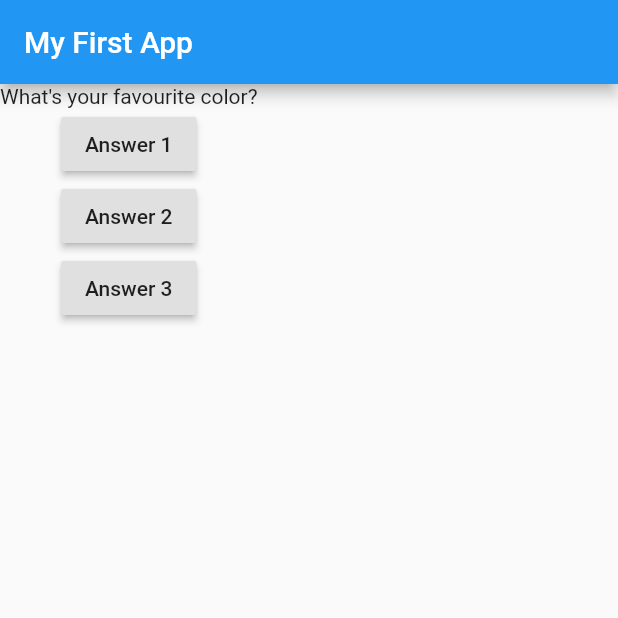
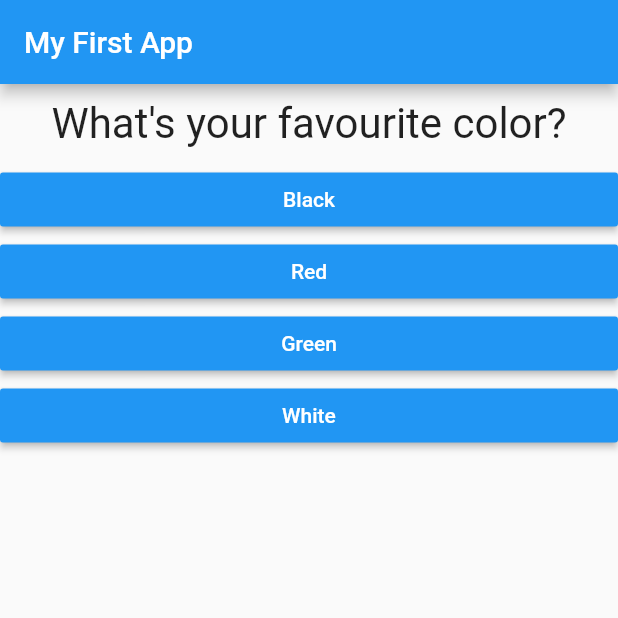
Before and after one commit to felipemotarocha/flutter-quiz-app, a Flutter app: the screen it shows after launch, on a phone screen of 412 x 824 dp, the top half of it. Run offline on Flutter 3.47's test engine with Material 2 defaults, Android fonts, the phone set to English and light mode, and no system bars.

Commit message:
feat: add answer widget

```diff
--- /dev/null
+++ b/lib/answer.dart
@@ -0,0 +1,24 @@
+// ignore_for_file: deprecated_member_use
+
+import 'package:flutter/material.dart';
+
+class Answer extends StatelessWidget {
+  final VoidCallback selectHandler;
+  final String answerText;
+
+  const Answer(this.selectHandler, this.answerText, {Key? key})
+      : super(key: key);
+
+  @override
+  Widget build(BuildContext context) {
+    return Container(
+      width: double.infinity,
+      child: RaisedButton(
+        onPressed: selectHandler,
+        child: Text(answerText),
+        textColor: Colors.white,
+        color: Colors.blue,
+      ),
+    );
+  }
+}
--- a/lib/main.dart
+++ b/lib/main.dart
@@ -1,6 +1,7 @@
 // ignore_for_file: deprecated_member_use
 
 import 'package:flutter/material.dart';
+import 'package:quiz_app/answer.dart';
 
 import 'question.dart';
 
@@ -24,9 +25,19 @@ class MyAppState extends State<MyApp> {
 
   @override
   Widget build(BuildContext context) {
-    final questions = [
-      'What\'s your favourite color?',
-      'What\'s your favourite animal?'
+    const questions = [
+      {
+        'questionText': 'What\'s your favourite color?',
+        'answers': ['Black', 'Red', 'Green', 'White']
+      },
+      {
+        'questionText': 'What\'s your favourite animal?',
+        'answers': ['Rabbit', 'Snake', 'Elephant', 'Lion']
+      },
+      {
+        'questionText': 'Who\'s your favourite instructor?',
+        'answers': ['Max', 'Max', 'Max', 'Max']
+      },
     ];
 
     return MaterialApp(
@@ -36,19 +47,11 @@ class MyAppState extends State<MyApp> {
         ),
         body: Column(
           children: [
-            Question(questions[questionIndex]),
-            RaisedButton(
-              child: const Text('Answer 1'),
-              onPressed: answerQuestion,
-            ),
-            RaisedButton(
-              child: const Text('Answer 2'),
-              onPressed: answerQuestion,
-            ),
-            RaisedButton(
-              child: const Text('Answer 3'),
-              onPressed: answerQuestion,
-            ),
+            Question(questions[questionIndex]['questionText'] as String),
+            ...(questions[questionIndex]['answers'] as List<String>)
+                .map((question) {
+              return Answer(answerQuestion, question);
+            }).toList()
           ],
         ),
       ),
--- a/lib/question.dart
+++ b/lib/question.dart
@@ -7,6 +7,14 @@ class Question extends StatelessWidget {
 
   @override
   Widget build(BuildContext context) {
-    return Text(questionText);
+    return Container(
+      width: double.infinity,
+      margin: const EdgeInsets.all(10),
+      child: Text(
+        questionText,
+        style: const TextStyle(fontSize: 28),
+        textAlign: TextAlign.center,
+      ),
+    );
   }
 }
```
Also changed, not shown: 1 other file.
